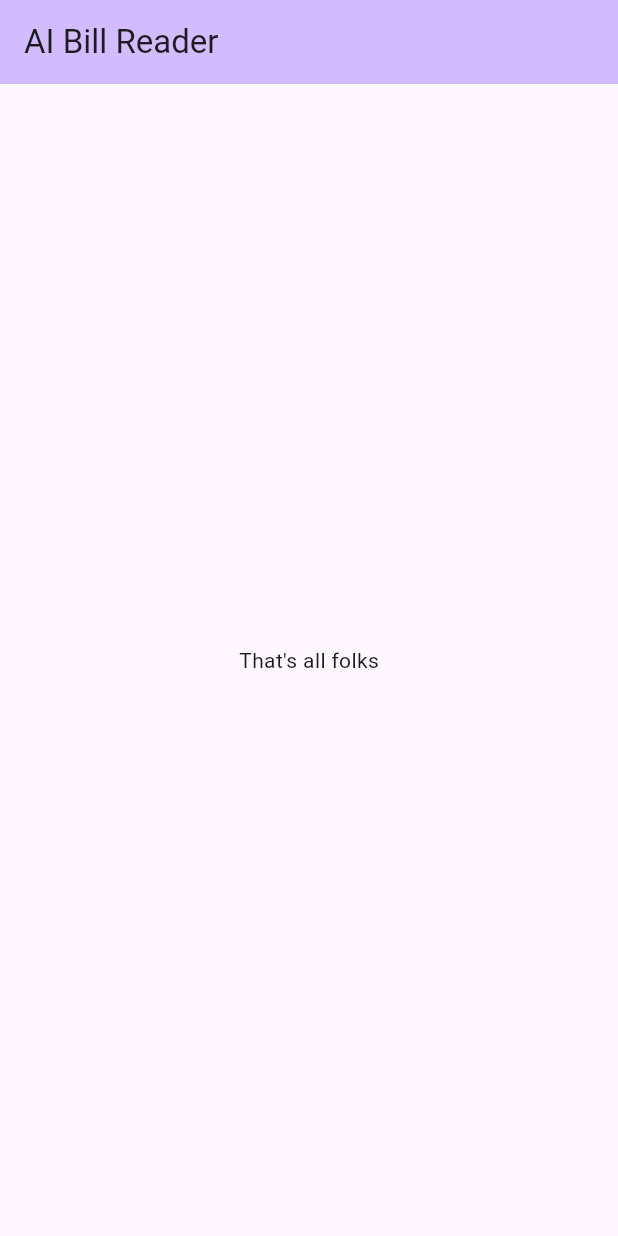
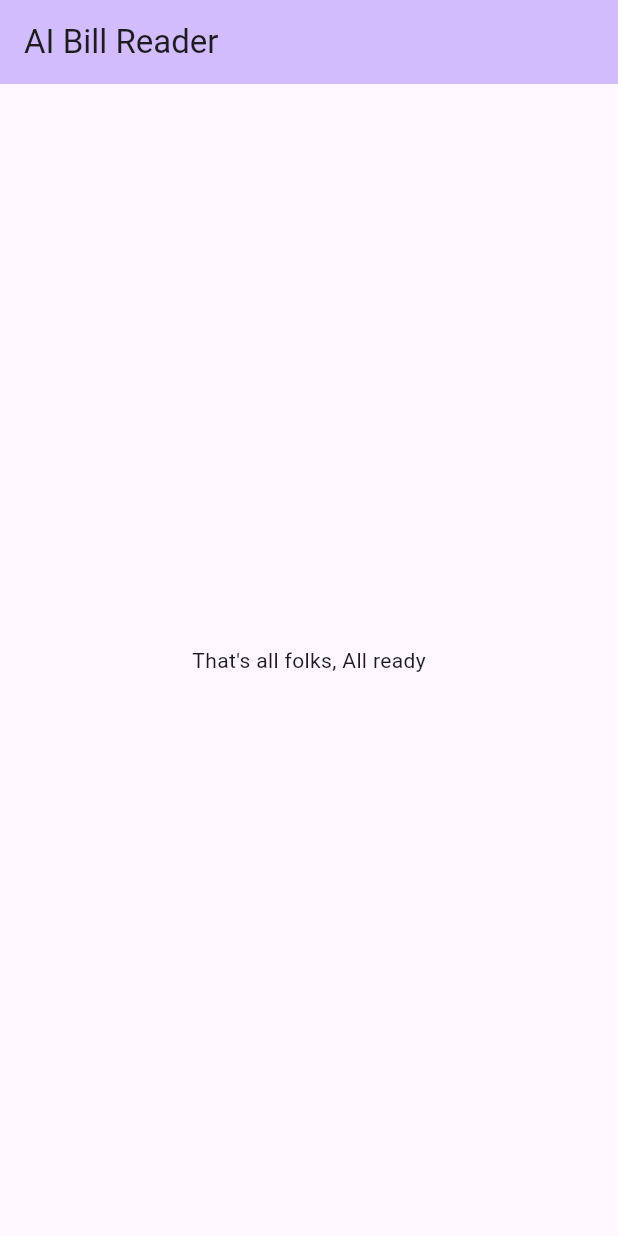
Before and after one commit to enigmaCoder/ai_bill_reader, a Flutter app: the screen it shows after launch, on a phone screen of 412 x 824 dp. Run offline on Flutter 3.47's test engine with Material 3 defaults, Android fonts, the phone set to English and light mode, and no system bars.

Commit message:
Update main.dart

```diff
--- a/lib/main.dart
+++ b/lib/main.dart
@@ -106,7 +106,7 @@ class _MyHomePageState extends State<MyHomePage> {
           mainAxisAlignment: MainAxisAlignment.center,
           children: <Widget>[
             const Text(
-              "That's all folks",
+              "That's all folks, All ready",
             ),
           ],
         ),
```
